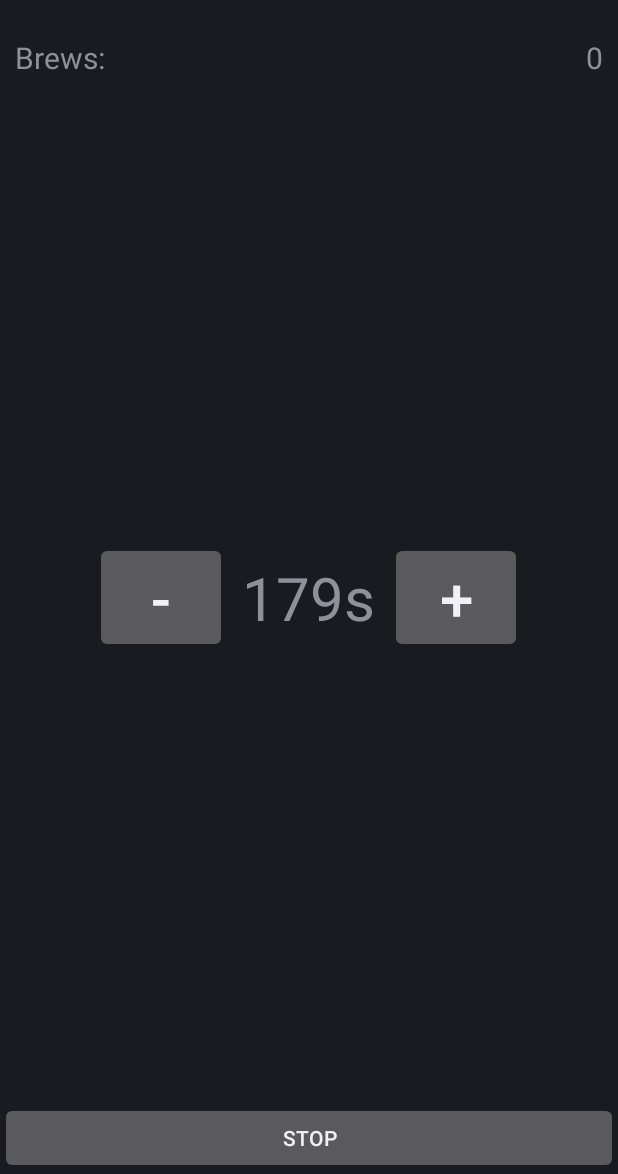
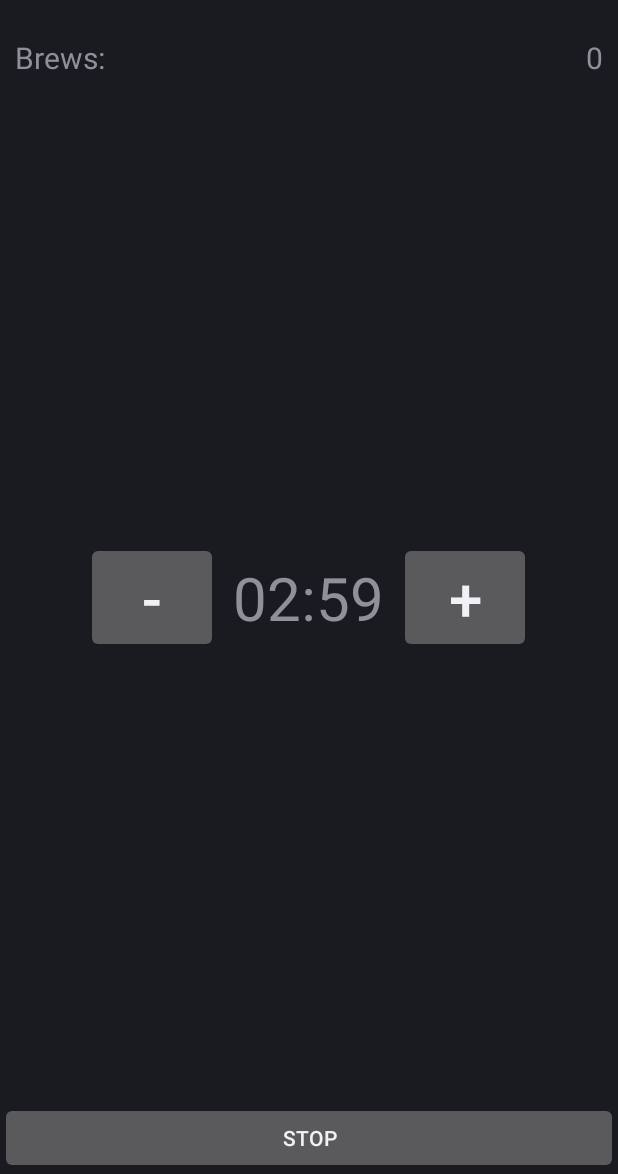
Before and after one commit to bisio/BisioBrewClock, an Android app: the screen it shows after launch (BrewClockActivity), after a tap on "START", on a phone screen of 412 x 824 dp, the part 62-1236 px from its top. Run offline under Robolectric (Android 15) with nearby library versions, the phone set to English and light mode, and no system bars.

Commit message:
beautified timer

```diff
--- a/app/src/main/java/com/example/brewclock/BrewClockActivity.java
+++ b/app/src/main/java/com/example/brewclock/BrewClockActivity.java
@@ -80,7 +80,7 @@ public class BrewClockActivity extends Activity implements OnClickListener {
     brewCountDownTimer = new CountDownTimer(brewTime * 60 * 1000, 1000) {
       @Override
       public void onTick(long millisUntilFinished) {
-        brewTimeLabel.setText(String.valueOf(millisUntilFinished / 1000) + "s");
+        brewTimeLabel.setText(Utility.secondsToPrettyTime(millisUntilFinished / 1000));
       }
 
       @Override
--- /dev/null
+++ b/app/src/main/java/com/example/brewclock/Utility.java
@@ -0,0 +1,12 @@
+package com.example.brewclock;
+
+/**
+ * Created by bisio on 03/01/15.
+ */
+public class Utility {
+    static String  secondsToPrettyTime(long seconds) {
+        long m = seconds / 60;
+        long s = seconds % 60;
+        return String.format("%02d:%02d",m,s);
+    }
+}
```
